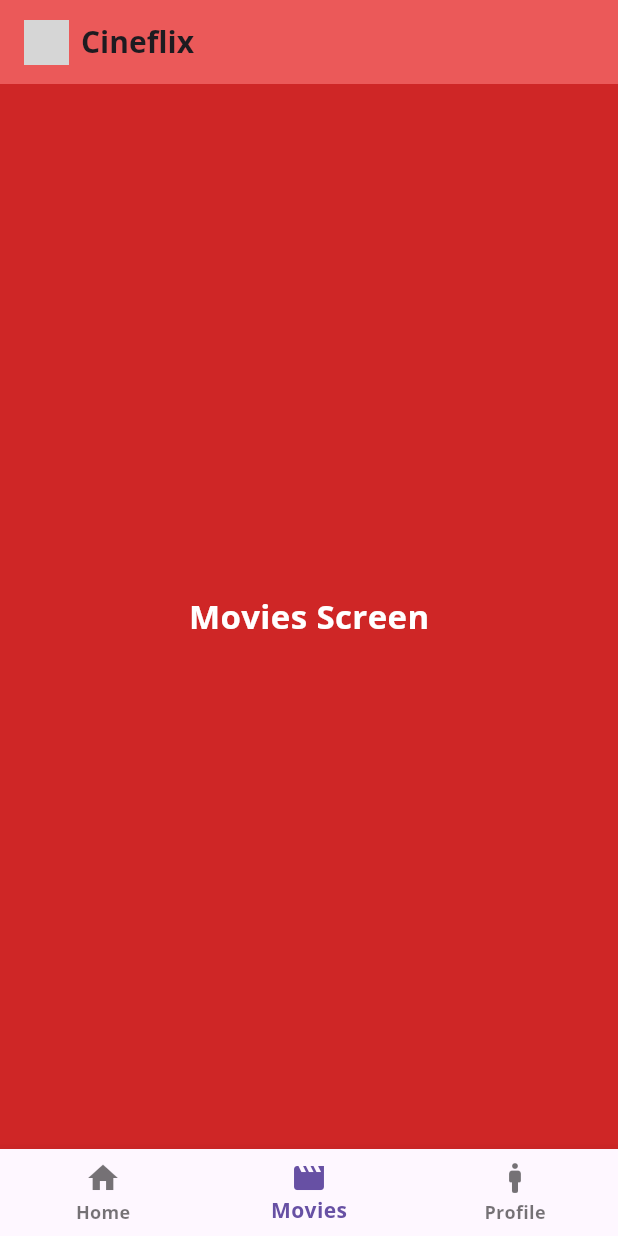
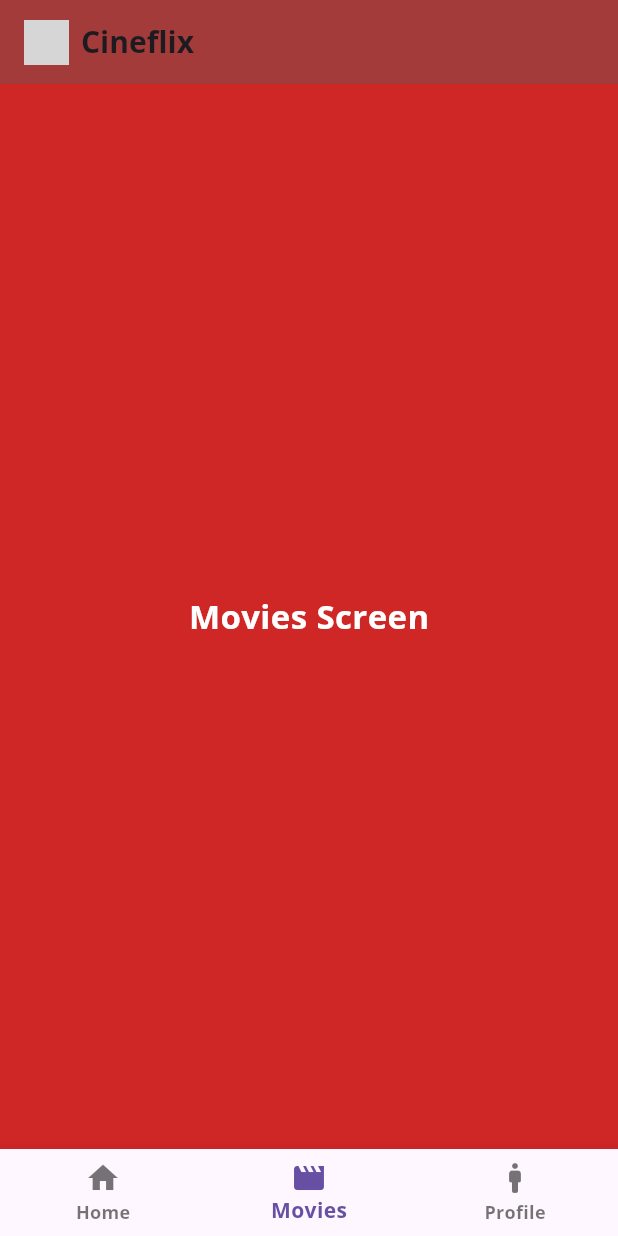
Before and after one commit to abhpandey/Cineflix, a Flutter app: the HomeScreen screen opened directly, item 2 of the bottom bar chosen, on a phone screen of 412 x 824 dp. Run offline on Flutter 3.47's test engine with Material 3 defaults, Android fonts, the phone set to English and light mode, and no system bars; grey boxes are pictures that could not be loaded.

Commit message:
Background color changed in homescreen

```diff
--- a/lib/screens/home_screen.dart
+++ b/lib/screens/home_screen.dart
@@ -23,7 +23,7 @@ class _HomeScreenState extends State<HomeScreen> {
     return Scaffold(
       backgroundColor: const Color.fromARGB(255, 207, 38, 38),
       appBar: AppBar(
-        backgroundColor: const Color.fromARGB(255, 235, 89, 89),
+        backgroundColor: const Color.fromARGB(255, 164, 59, 59),
         title: Row(
           mainAxisSize: MainAxisSize.min,
           children: [
```
